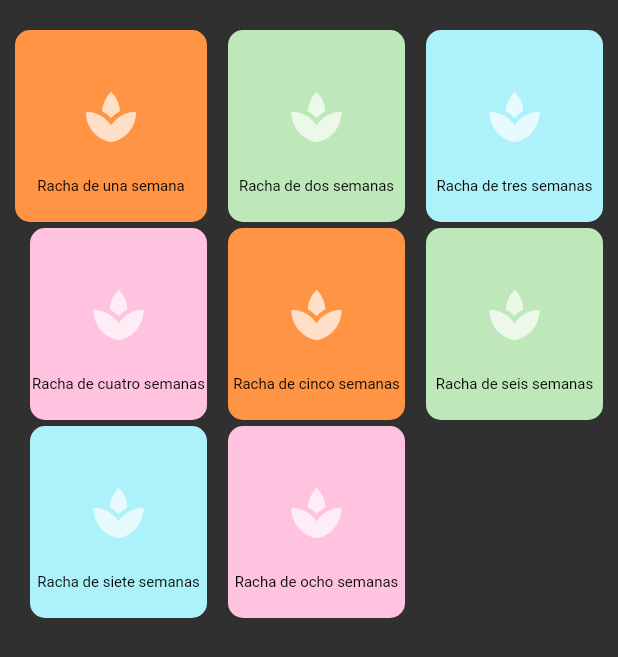
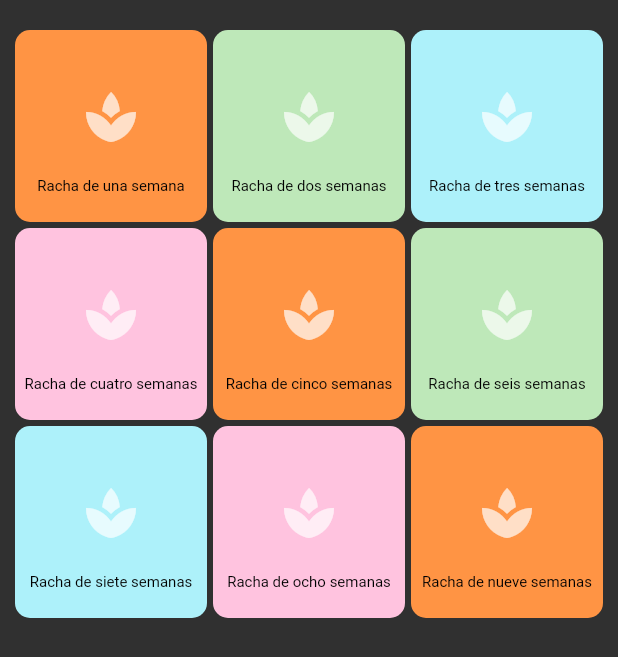
Before and after one commit to ianespana/Proyecto-Final-Flutter, a Flutter app: the Achievements screen opened directly, on a phone screen of 412 x 824 dp. Shown: the top 657 px of the screen. Run offline on Flutter 3.47's test engine with Material 2 defaults, Android fonts, the phone set to English and light mode, and no system bars; network calls fail.

Commit message:
Update achievements.dart

```diff
--- a/lib/achievements.dart
+++ b/lib/achievements.dart
@@ -21,44 +21,41 @@ class Achievements extends StatelessWidget {
               name: 'Racha de dos semanas',
               icon: Icons.spa,
               color: Color(0xFFBEE8B9),
-              margin: EdgeInsets.only(left: 10),
             ),
             Achievement(
               name: 'Racha de tres semanas',
               icon: Icons.spa,
               color: Color(0xFFADF1FA),
-              margin: EdgeInsets.only(left: 10),
             ),
             Achievement(
               name: 'Racha de cuatro semanas',
               icon: Icons.spa,
               color: Color(0xFFFFC3DF),
-              margin: EdgeInsets.only(left: 10),
             ),
             Achievement(
               name: 'Racha de cinco semanas',
               icon: Icons.spa,
               color: Color(0xFFFF9444),
-              margin: EdgeInsets.only(left: 10),
             ),
             Achievement(
               name: 'Racha de seis semanas',
               icon: Icons.spa,
               color: Color(0xFFBEE8B9),
-              margin: EdgeInsets.only(left: 10),
             ),
             Achievement(
               name: 'Racha de siete semanas',
               icon: Icons.spa,
               color: Color(0xFFADF1FA),
-              margin: EdgeInsets.only(left: 10),
             ),
             Achievement(
               name: 'Racha de ocho semanas',
               icon: Icons.spa,
               color: Color(0xFFFFC3DF),
-              margin: EdgeInsets.only(left: 10),
             ),
+            Achievement(
+                name: 'Racha de nueve semanas',
+                icon: Icons.spa,
+                color: Color(0xFFFF9444)),
           ]),
     );
   }
```
